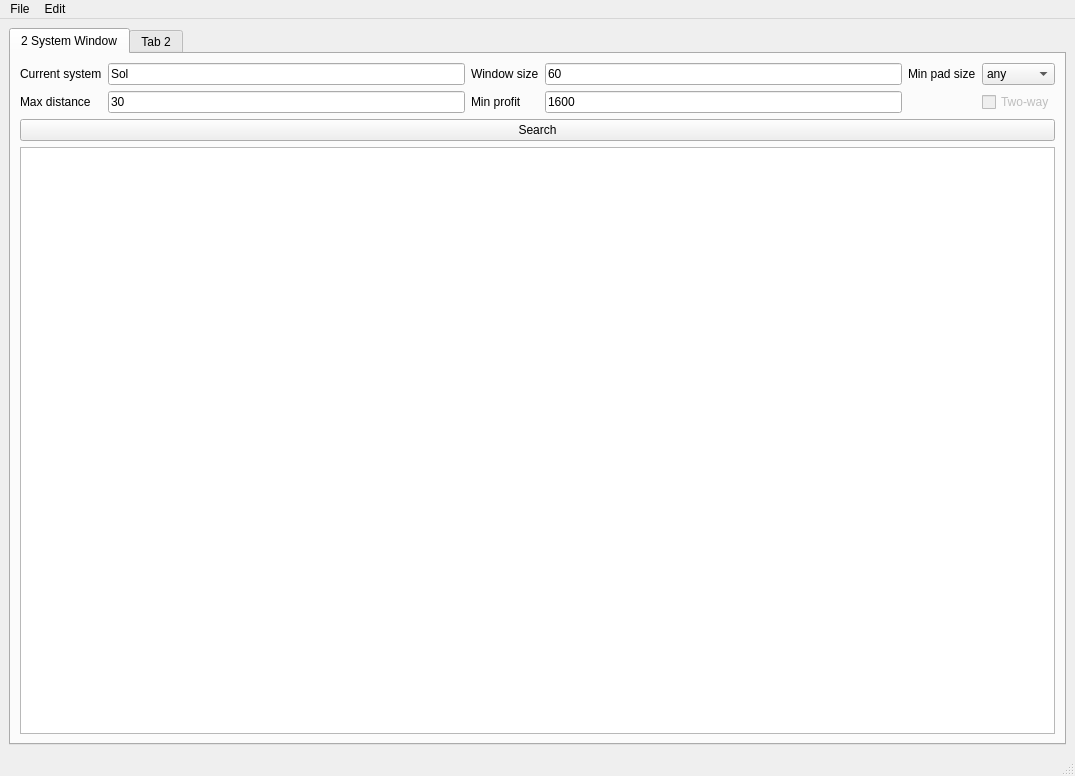
Qt form src/ui/MainWindow.ui (BeTeK/EliteMerchant) before a commit.
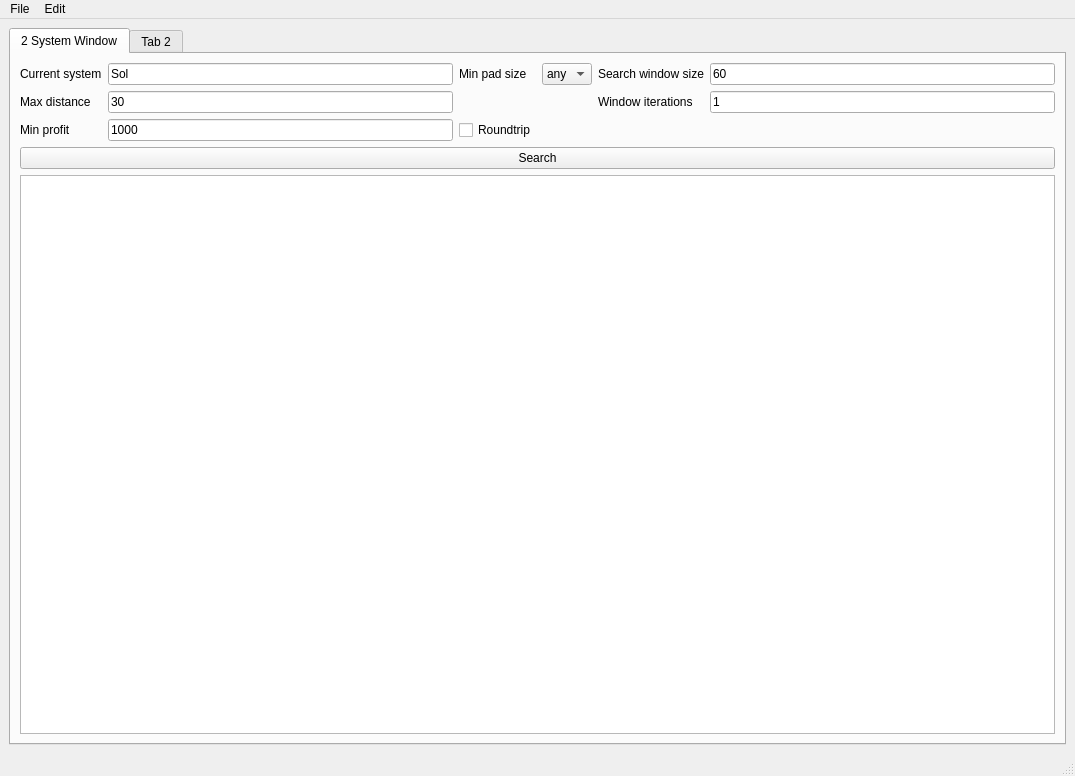
The same form after that commit.

Commit message: added roundtrip query, calulation, columns and ui elements

What changed in the file:
```diff
--- a/src/ui/MainWindow.ui
+++ b/src/ui/MainWindow.ui
@@ -2,6 +2,9 @@
 <ui version="4.0">
  <class>MainWindow</class>
  <widget class="QMainWindow" name="MainWindow">
+  <property name="enabled">
+   <bool>true</bool>
+  </property>
   <property name="geometry">
    <rect>
     <x>0</x>
@@ -29,59 +32,10 @@
          <layout class="QVBoxLayout" name="verticalLayout">
           <item>
            <layout class="QGridLayout" name="gridLayout">
-            <item row="3" column="5">
-             <widget class="QCheckBox" name="twoWayBool">
-              <property name="enabled">
-               <bool>false</bool>
-              </property>
+            <item row="1" column="1">
+             <widget class="QLineEdit" name="currentSystemTxt">
               <property name="text">
-               <string>Two-way</string>
-              </property>
-             </widget>
-            </item>
-            <item row="1" column="5">
-             <widget class="QComboBox" name="minPadSize">
-              <property name="sizePolicy">
-               <sizepolicy hsizetype="Preferred" vsizetype="Fixed">
-                <horstretch>0</horstretch>
-                <verstretch>0</verstretch>
-               </sizepolicy>
-              </property>
-              <item>
-               <property name="text">
-                <string>any</string>
-               </property>
-              </item>
-              <item>
-               <property name="text">
-                <string>M</string>
-               </property>
-              </item>
-              <item>
-               <property name="text">
-                <string>L</string>
-               </property>
-              </item>
-             </widget>
-            </item>
-            <item row="3" column="3">
-             <widget class="QLineEdit" name="minProfitTxt">
-              <property name="text">
-               <string>1600</string>
-              </property>
-             </widget>
-            </item>
-            <item row="1" column="4">
-             <widget class="QLabel" name="label_5">
-              <property name="text">
-               <string>Min pad size</string>
-              </property>
-             </widget>
-            </item>
-            <item row="3" column="1">
-             <widget class="QLineEdit" name="maxDistanceTxt">
-              <property name="text">
-               <string>30</string>
+               <string>Sol</string>
               </property>
              </widget>
             </item>
@@ -99,34 +53,97 @@
               </property>
              </widget>
             </item>
-            <item row="3" column="2">
+            <item row="3" column="1">
+             <widget class="QLineEdit" name="maxDistanceTxt">
+              <property name="text">
+               <string>30</string>
+              </property>
+             </widget>
+            </item>
+            <item row="4" column="0">
              <widget class="QLabel" name="label_4">
               <property name="text">
                <string>Min profit</string>
               </property>
              </widget>
             </item>
-            <item row="1" column="1">
-             <widget class="QLineEdit" name="currentSystemTxt">
+            <item row="4" column="1">
+             <widget class="QLineEdit" name="minProfitTxt">
               <property name="text">
-               <string>Sol</string>
+               <string>1000</string>
               </property>
              </widget>
             </item>
-            <item row="1" column="2">
-             <widget class="QLabel" name="label_2">
-              <property name="text">
-               <string>Window size</string>
-              </property>
-             </widget>
-            </item>
-            <item row="1" column="3">
+            <item row="1" column="5">
              <widget class="QLineEdit" name="windowSizeTxt">
               <property name="text">
                <string>60</string>
               </property>
              </widget>
             </item>
+            <item row="1" column="4">
+             <widget class="QLabel" name="label_2">
+              <property name="text">
+               <string>Search window size</string>
+              </property>
+             </widget>
+            </item>
+            <item row="1" column="2">
+             <widget class="QLabel" name="label_5">
+              <property name="text">
+               <string>Min pad size</string>
+              </property>
+             </widget>
+            </item>
+            <item row="1" column="3">
+             <widget class="QComboBox" name="minPadSize">
+              <property name="sizePolicy">
+               <sizepolicy hsizetype="Preferred" vsizetype="Fixed">
+                <horstretch>0</horstretch>
+                <verstretch>0</verstretch>
+               </sizepolicy>
+              </property>
+              <item>
+               <property name="text">
+                <string>any</string>
+               </property>
+              </item>
+              <item>
+               <property name="text">
+                <string>M</string>
+               </property>
+              </item>
+              <item>
+               <property name="text">
+                <string>L</string>
+               </property>
+              </item>
+             </widget>
+            </item>
+            <item row="3" column="5">
+             <widget class="QLineEdit" name="windowCountTxt">
+              <property name="text">
+               <string>1</string>
+              </property>
+             </widget>
+            </item>
+            <item row="3" column="4">
+             <widget class="QLabel" name="label_6">
+              <property name="text">
+               <string>Window iterations</string>
+              </property>
+             </widget>
+            </item>
+            <item row="4" column="2">
+             <widget class="QCheckBox" name="twoWayBool">
+              <property name="enabled">
+               <bool>true</bool>
+              </property>
+              <property name="text">
+               <string>Roundtrip</string>
+              </property>
+             </widget>
+            </item>
            </layout>
           </item>
           <item>
@@ -175,7 +192,7 @@
              <bool>false</bool>
             </attribute>
             <attribute name="horizontalHeaderStretchLastSection">
-             <bool>true</bool>
+             <bool>false</bool>
             </attribute>
             <attribute name="verticalHeaderVisible">
              <bool>false</bool>
```
The commit also changes 3 other files.
